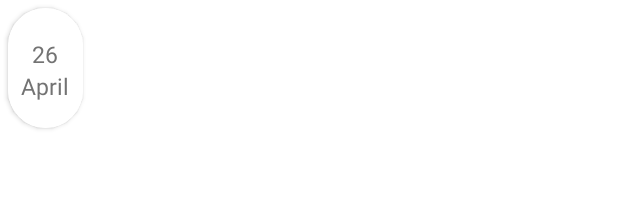
After one commit to varlanisarita26/Tobu, an Android app: the layout calendar_child_item.xml on its own in the app's theme, with its tools: preview values and no code run, on a phone screen of 412 x 824 dp. The commit adds this screen. Shown: the top 218 px of the screen. Run offline under Robolectric (Android 15) with nearby library versions, the phone set to English and light mode, and no system bars.

Commit message:
added calendar functionality

```diff
--- /dev/null
+++ b/app/src/main/res/layout/calendar_child_item.xml
@@ -0,0 +1,41 @@
+<?xml version="1.0" encoding="utf-8"?>
+<LinearLayout xmlns:android="http://schemas.android.com/apk/res/android"
+    android:layout_width="wrap_content"
+    android:layout_height="wrap_content"
+    xmlns:app="http://schemas.android.com/apk/res-auto">
+    <androidx.cardview.widget.CardView
+        android:visibility="visible"
+        android:layout_margin="5dp"
+        android:layout_width="wrap_content"
+        android:layout_height="wrap_content"
+        app:cardCornerRadius="25dp"
+        android:id="@+id/cardCalender"
+        app:cardBackgroundColor="@color/white"
+        app:cardPreventCornerOverlap="true">
+        <RelativeLayout
+            android:visibility="visible"
+            android:layout_width="50dp"
+            android:layout_height="80dp"
+            android:orientation="vertical"
+            android:background="@color/white">
+            <TextView
+                android:layout_marginTop="20dp"
+                android:layout_centerHorizontal="true"
+                android:layout_width="wrap_content"
+                android:layout_height="wrap_content"
+                android:textColor="@color/dark_grey"
+                android:textSize="15sp"
+                android:id="@+id/tvDate"
+                android:text="26"/>
+            <TextView
+                android:id="@+id/tvMonth"
+                android:layout_centerHorizontal="true"
+                android:layout_below="@+id/tvDate"
+                android:layout_width="wrap_content"
+                android:layout_height="wrap_content"
+                android:textColor="@color/dark_grey"
+                android:textSize="15sp"
+                android:text="April"/>
+        </RelativeLayout>
+    </androidx.cardview.widget.CardView>
+</LinearLayout>
--- a/app/src/main/res/layout/fragment_moments.xml
+++ b/app/src/main/res/layout/fragment_moments.xml
@@ -3,6 +3,7 @@
     xmlns:tools="http://schemas.android.com/tools"
     android:layout_width="match_parent"
     android:layout_height="match_parent"
+    xmlns:app="http://schemas.android.com/apk/res-auto"
     android:orientation="vertical"
     tools:context=".FragmentMoments">
 
```
Also changed, not shown: app/src/main/java/com/app/demo/Adapter.java (+2 -9 lines), app/src/main/java/com/app/demo/CalendarAdapter.java (added, +59 -0 lines), app/src/main/java/com/app/demo/FragmentMoments.java (+21 -3 lines), app/src/main/java/com/app/demo/MyCalendar.java (added, +28 -0 lines), app/src/main/res/layout/child_item_moments.xml (+0 -33 lines).
